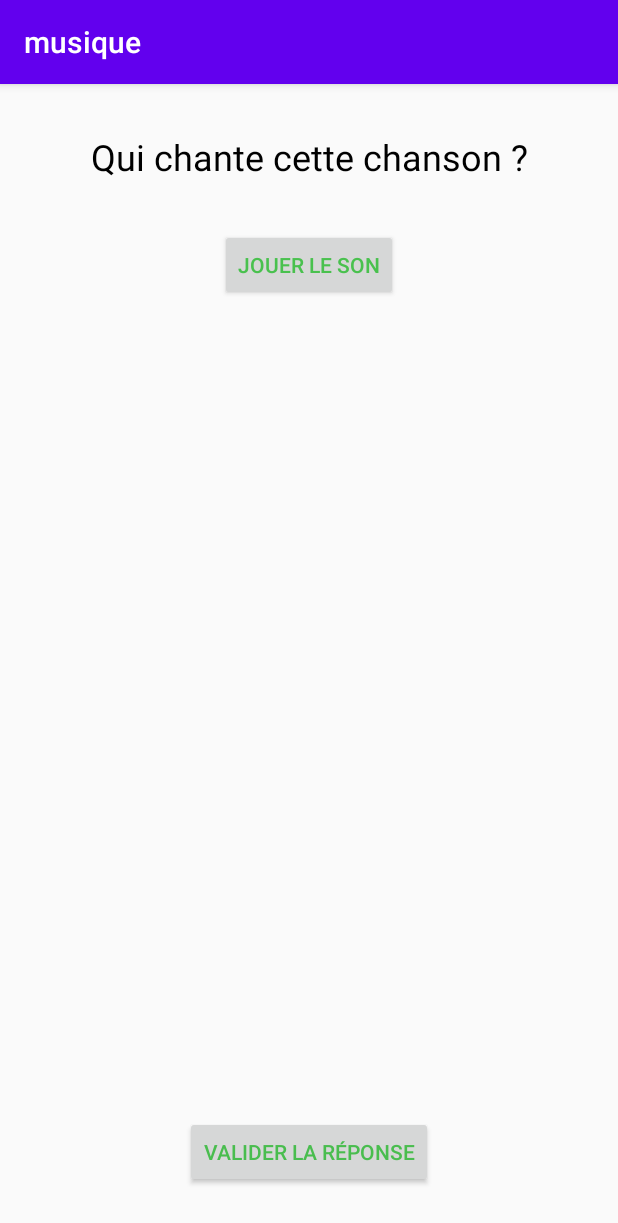
After one commit to coding-factory-classrooms/android-l2-flashcards-emerick-florent-marine-android, an Android app: the QuestionActivity screen opened directly, with no data from a screen before it, on a phone screen of 412 x 824 dp. The commit adds this screen. Shown: the top 1223 px of the screen. Run offline under Robolectric (Android 15) with nearby library versions, the phone set to English and light mode, and no system bars.

Commit message:
start story 1

```diff
--- a/app/src/main/AndroidManifest.xml
+++ b/app/src/main/AndroidManifest.xml
@@ -9,6 +9,7 @@
         android:roundIcon="@mipmap/ic_launcher_round"
         android:supportsRtl="true"
         android:theme="@style/AppTheme">
+        <activity android:name=".QuestionActivity"></activity>
         <activity android:name=".MainActivity">
             <intent-filter>
                 <action android:name="android.intent.action.MAIN" />
--- a/app/src/main/java/com/g2/musique/MainActivity.java
+++ b/app/src/main/java/com/g2/musique/MainActivity.java
@@ -2,7 +2,10 @@ package com.g2.musique;
 
 import androidx.appcompat.app.AppCompatActivity;
 
+import android.content.Intent;
 import android.os.Bundle;
+import android.view.View;
+import android.widget.Button;
 
 public class MainActivity extends AppCompatActivity {
 
@@ -10,5 +13,14 @@ public class MainActivity extends AppCompatActivity {
     protected void onCreate(Bundle savedInstanceState) {
         super.onCreate(savedInstanceState);
         setContentView(R.layout.activity_main);
+
+        Button startButton = findViewById(R.id.startButton);
+        startButton.setOnClickListener( new View.OnClickListener(){
+            @Override
+            public void onClick(View v){
+                Intent intent = new Intent(MainActivity.this, QuestionActivity.class);
+                startActivity(intent);
+            }
+        });
     }
 }
--- /dev/null
+++ b/app/src/main/java/com/g2/musique/QuestionActivity.java
@@ -0,0 +1,41 @@
+package com.g2.musique;
+
+import androidx.appcompat.app.AppCompatActivity;
+
+import android.media.MediaPlayer;
+import android.os.Bundle;
+import android.view.View;
+import android.widget.Button;
+
+public class QuestionActivity extends AppCompatActivity {
+
+    private MediaPlayer mediaPlayer;
+
+    @Override
+    protected void onCreate(Bundle savedInstanceState) {
+        super.onCreate(savedInstanceState);
+        setContentView(R.layout.activity_question);
+
+        this.mediaPlayer = MediaPlayer.create(getApplicationContext(),R.raw.the_week_end);
+    }
+
+    public void playSound(View view) {
+
+        Button button = (Button) view;
+
+        if (mediaPlayer.isPlaying())
+        {
+            mediaPlayer.pause();
+            button.setText(getString(R.string.play_music_btn));
+        }
+        else if(!mediaPlayer.isLooping())
+        {
+            button.setText(getString(R.string.play_music_btn));
+        }
+        else
+        {
+            mediaPlayer.start();
+            button.setText(getString(R.string.pause_music_btn));
+        }
+    }
+}
--- /dev/null
+++ b/app/src/main/res/layout/activity_question.xml
@@ -0,0 +1,42 @@
+<?xml version="1.0" encoding="utf-8"?>
+<androidx.constraintlayout.widget.ConstraintLayout xmlns:android="http://schemas.android.com/apk/res/android"
+    xmlns:app="http://schemas.android.com/apk/res-auto"
+    xmlns:tools="http://schemas.android.com/tools"
+    android:layout_width="match_parent"
+    android:layout_height="match_parent"
+    tools:context=".QuestionActivity">
+
+    <TextView
+        android:id="@+id/QuestiontextView"
+        android:layout_width="wrap_content"
+        android:layout_height="wrap_content"
+        android:layout_marginTop="32dp"
+        android:text="Qui chante cette chanson ?"
+        android:textColor="#000000"
+        android:textSize="24sp"
+        app:layout_constraintEnd_toEndOf="parent"
+        app:layout_constraintStart_toStartOf="parent"
+        app:layout_constraintTop_toTopOf="parent" />
+
+    <Button
+        android:id="@+id/Validatebutton"
+        android:layout_width="wrap_content"
+        android:layout_height="wrap_content"
+        android:layout_marginBottom="32dp"
+        android:text="VALIDER LA RÉPONSE"
+        android:textColor="#49BD4E"
+        app:layout_constraintBottom_toBottomOf="parent"
+        app:layout_constraintEnd_toEndOf="parent"
+        app:layout_constraintStart_toStartOf="parent" />
+
+    <Button
+        android:layout_width="wrap_content"
+        android:layout_height="wrap_content"
+        android:layout_marginTop="32dp"
+        android:onClick="playSound"
+        android:text="@string/play_music_btn"
+        android:textColor="#49C14E"
+        app:layout_constraintEnd_toEndOf="parent"
+        app:layout_constraintStart_toStartOf="parent"
+        app:layout_constraintTop_toBottomOf="@+id/QuestiontextView" />
+</androidx.constraintlayout.widget.ConstraintLayout>
--- a/app/src/main/res/values/strings.xml
+++ b/app/src/main/res/values/strings.xml
@@ -1,3 +1,5 @@
 <resources>
     <string name="app_name">musique</string>
+    <string name="play_music_btn">Jouer le son</string>
+    <string name="pause_music_btn">Mettre en pause le son</string>
 </resources>
```
Also changed, not shown: 1 other file.
